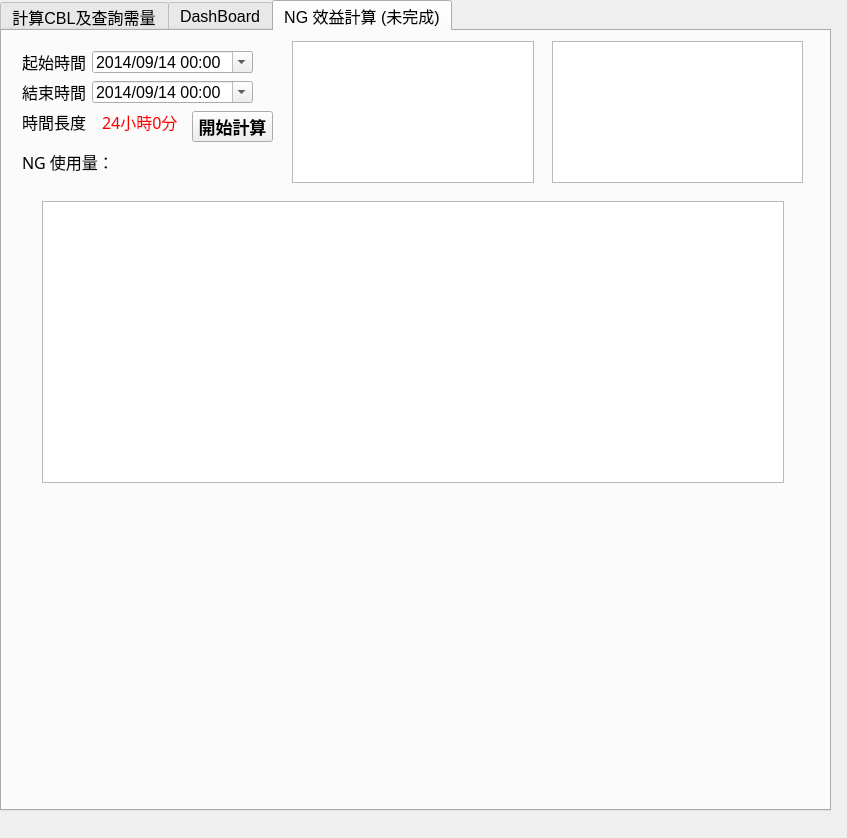
Above: ui.ui from JoesphChou/InterfaceForDispatch before the change. Below: the same form after it.
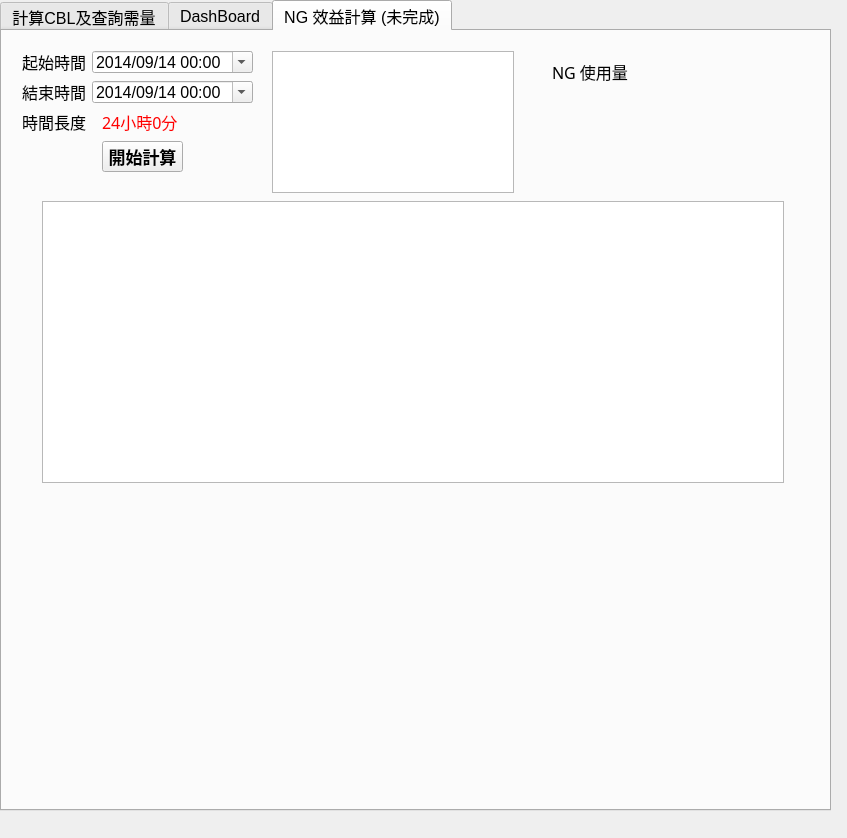
That is the form after the change.

Commit message: 1. NG 效益計算相關表格的配色調整

Patch:
```diff
--- a/ui.ui
+++ b/ui.ui
@@ -3313,8 +3313,8 @@
     <widget class="QTableWidget" name="tableWidget_4">
      <property name="geometry">
       <rect>
-       <x>290</x>
-       <y>10</y>
+       <x>270</x>
+       <y>20</y>
        <width>242</width>
        <height>142</height>
       </rect>
@@ -3342,8 +3342,8 @@
     <widget class="QPushButton" name="pushButton_5">
      <property name="geometry">
       <rect>
-       <x>190</x>
-       <y>80</y>
+       <x>100</x>
+       <y>110</y>
        <width>81</width>
        <height>31</height>
       </rect>
@@ -3408,30 +3408,11 @@
      </property>
      <layout class="QVBoxLayout" name="verticalLayout"/>
     </widget>
-    <widget class="QTableWidget" name="tableWidget_6">
-     <property name="geometry">
-      <rect>
-       <x>550</x>
-       <y>10</y>
-       <width>251</width>
-       <height>142</height>
-      </rect>
-     </property>
-     <property name="sizePolicy">
-      <sizepolicy hsizetype="Expanding" vsizetype="Expanding">
-       <horstretch>0</horstretch>
-       <verstretch>0</verstretch>
-      </sizepolicy>
-     </property>
-     <property name="horizontalScrollBarPolicy">
-      <enum>Qt::ScrollBarAlwaysOff</enum>
-     </property>
-    </widget>
     <widget class="QLabel" name="label_29">
      <property name="geometry">
       <rect>
-       <x>20</x>
-       <y>120</y>
+       <x>550</x>
+       <y>30</y>
        <width>91</width>
        <height>21</height>
       </rect>
@@ -3443,14 +3424,14 @@
       </font>
      </property>
      <property name="text">
-      <string>NG 使用量：</string>
+      <string>NG 使用量</string>
      </property>
     </widget>
     <widget class="QLabel" name="label_30">
      <property name="geometry">
       <rect>
-       <x>120</x>
-       <y>120</y>
+       <x>520</x>
+       <y>50</y>
        <width>131</width>
        <height>41</height>
       </rect>
@@ -3464,6 +3445,9 @@
      <property name="text">
       <string/>
      </property>
+     <property name="alignment">
+      <set>Qt::AlignCenter</set>
+     </property>
     </widget>
    </widget>
   </widget>
```
The commit also changes 2 other files.
